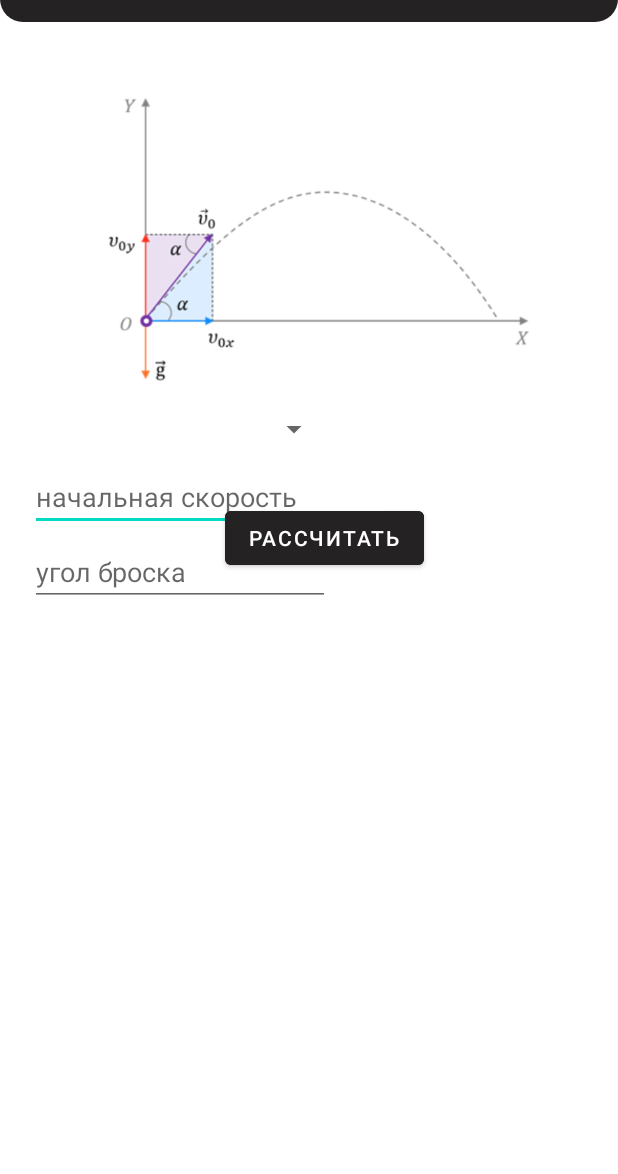
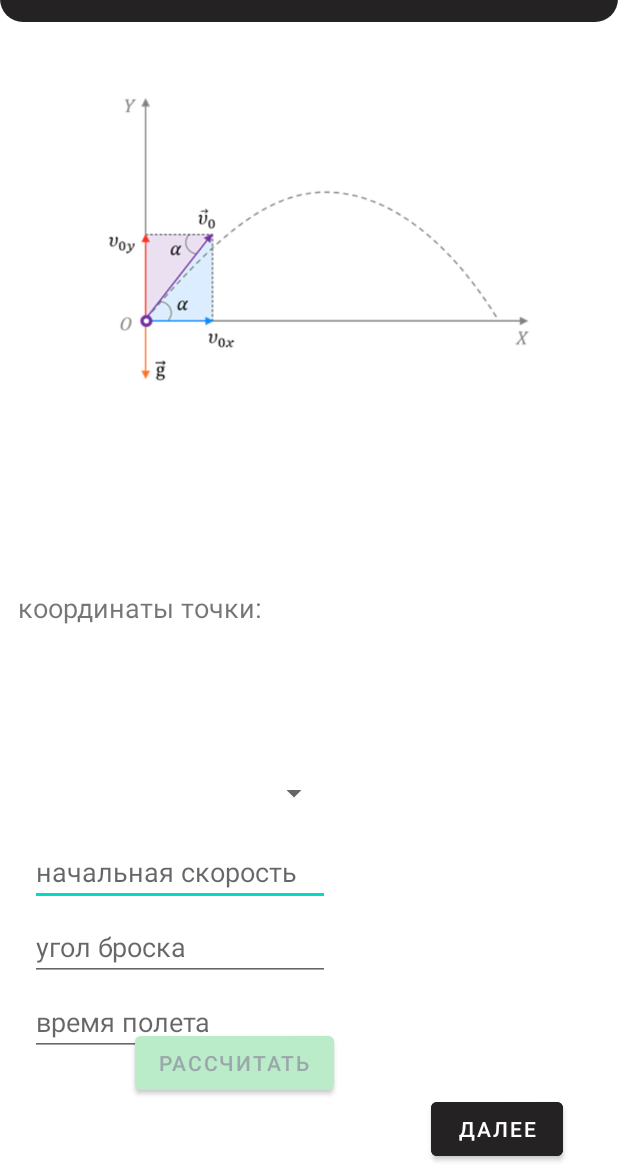
Before and after one commit to drDeepl/institute-mobile-labs, an Android app: the ModelPointActivity screen opened directly, with no data from a screen before it, on a phone screen of 412 x 824 dp, the part 62-1236 px from its top. Run offline under Robolectric (Android 15) with nearby library versions, the phone set to English and light mode, and no system bars.

Commit message:
added model motion point

```diff
--- a/app/src/main/java/com/labs/lab3/CarPriceCalcActivity.kt
+++ b/app/src/main/java/com/labs/lab3/CarPriceCalcActivity.kt
@@ -40,6 +40,13 @@ class CarPriceCalcActivity : AppCompatActivity() {
         btnToCalcCurrency.setOnClickListener {
             var intent: Intent = Intent(this, SecondActivity::class.java)
             startActivity(intent)
+        }
+
+        val btnToModelMotionPoint: Button = findViewById(R.id.btn_activity_motion_point)
+        btnToModelMotionPoint.setOnClickListener {
+            var intent: Intent = Intent(this, ModelPointActivity::class.java)
+            startActivity(intent)
+
         }
 
         var nameCar: TextView = findViewById(R.id.nameCar)
--- a/app/src/main/java/com/labs/lab3/ModelPointActivity.kt
+++ b/app/src/main/java/com/labs/lab3/ModelPointActivity.kt
@@ -2,10 +2,32 @@ package com.labs.lab3
 
 import androidx.appcompat.app.AppCompatActivity
 import android.os.Bundle
+import android.widget.Button
+import android.widget.EditText
+import android.widget.TextView
+import com.labs.lab3.services.ModelMotionPoint
 
 class ModelPointActivity : AppCompatActivity() {
     override fun onCreate(savedInstanceState: Bundle?) {
         super.onCreate(savedInstanceState)
         setContentView(R.layout.activity_model_point)
+
+        val btnCalcPointCoord: Button = findViewById(R.id.btn_calc_time_fly)
+        btnCalcPointCoord.setOnClickListener {
+            val inputV0: EditText = findViewById(R.id.inputV0)
+            val inputAlpha: EditText = findViewById(R.id.inputAlpha)
+            val inputFlyTime: EditText = findViewById(R.id.inputFlyTime)
+            val v0: Double = inputV0.text.toString().toDouble()
+            val alpha: Double = inputAlpha.text.toString().toDouble()
+            val t: Int = inputFlyTime.text.toString().toInt()
+            val modelMotionPoint: ModelMotionPoint = ModelMotionPoint(0.0,0.0)
+            val coords: Map<String,Double> = modelMotionPoint.AngleShot(v0,alpha, t)
+            val textResultCoords: TextView = findViewById(R.id.resultCoords)
+            val textResultCoordsTitle: TextView = findViewById(R.id.resultCoordsTitle)
+            textResultCoords.text = "x = " + coords.getValue("x") + "y = " + coords.getValue("y")
+
+
+
+        }
     }
 }
--- a/app/src/main/java/com/labs/lab3/services/ModelMotionPoint.kt
+++ b/app/src/main/java/com/labs/lab3/services/ModelMotionPoint.kt
@@ -9,12 +9,14 @@ class ModelMotionPoint(private var x0: Double, private var y0:Double) {
 
         var newX: Double = x0;
         var newY: Double = y0;
-        for(_t in 0..t){
+        var _t: Int = 0
+        while(newY >= 0.0){
             newX += v0* Math.cos(alphaRadian) *_t
             newY += v0 * Math.sin(alphaRadian) * _t - (g*_t*_t/2)
+            _t += 1
 
         }
-        return  mapOf("x" to newX, "y" to newY)
+        return  mapOf("x" to Math.round(newX*100)/100.0, "y" to Math.round(newY*100)/100.0)
 
     }
 }
--- a/app/src/main/res/layout/activity_model_point.xml
+++ b/app/src/main/res/layout/activity_model_point.xml
@@ -32,7 +32,7 @@
         android:id="@+id/currencySpinner"
         android:layout_width="200dp"
         android:layout_height="40dp"
-        android:layout_marginTop="307dp"
+        android:layout_marginTop="550dp"
         android:layout_marginLeft="20dp"
         app:layout_constraintStart_toStartOf="parent"
         app:layout_constraintTop_toTopOf="parent"/>
@@ -41,7 +41,7 @@
         android:id = "@+id/inputV0"
         android:layout_width="200dp"
         android:layout_height="wrap_content"
-        android:layout_marginTop="350dp"
+        android:layout_marginTop="600dp"
         android:layout_marginLeft="20dp"
         android:hint="начальная скорость"
         app:layout_constraintStart_toStartOf="parent"
@@ -52,20 +52,71 @@
         android:id = "@+id/inputAlpha"
         android:layout_width="200dp"
         android:layout_height="wrap_content"
-        android:layout_marginTop="400dp"
+        android:layout_marginTop="650dp"
         android:layout_marginLeft="20dp"
         android:hint="угол броска"
         app:layout_constraintStart_toStartOf="parent"
         app:layout_constraintTop_toTopOf="parent"
         />
 
+    <EditText
+        android:id = "@+id/inputFlyTime"
+        android:layout_width="200dp"
+        android:layout_height="wrap_content"
+        android:layout_marginTop="700dp"
+        android:layout_marginLeft="20dp"
+        android:hint="время полета"
+        app:layout_constraintStart_toStartOf="parent"
+        app:layout_constraintTop_toTopOf="parent"
+        />
+
+    <TextView
+        android:id="@+id/resultCoordsTitle"
+        android:layout_width="200dp"
+        android:layout_height="40dp"
+        android:layout_marginBottom="350dp"
+        android:layout_marginRight="200dp"
+        android:text="координаты точки:"
+        app:layout_constraintBottom_toBottomOf="parent"
+        app:layout_constraintEnd_toEndOf="parent"
+        style="@style/SecondaryTextStyle"/>
+    <TextView
+        android:id="@+id/resultCoords"
+        android:layout_width="200dp"
+        android:layout_height="50dp"
+        android:layout_marginBottom="350dp"
+        android:layout_marginRight="20dp"
+        android:textAlignment="center"
+        app:layout_constraintBottom_toBottomOf="parent"
+        app:layout_constraintEnd_toEndOf="parent"
+        style="@style/SecondaryTextStyle"/>
+
+
+
+
+
+
+
     <Button
         android:id="@+id/btn_calc_time_fly"
         android:layout_width="wrap_content"
         android:layout_height="wrap_content"
-        android:layout_marginBottom="400dp"
-        android:layout_marginLeft="20dp"
+        android:layout_marginBottom="50dp"
+        android:layout_marginRight="100dp"
         android:text="рассчитать"
+        style="@style/ActionButton"
+        app:layout_constraintBottom_toBottomOf="parent"
+        app:layout_constraintEnd_toEndOf="parent"
+        app:layout_constraintHorizontal_bias="0.5"
+        app:layout_constraintStart_toStartOf="parent" />
+
+    <Button
+        android:id="@+id/btn_calc_"
+        android:layout_width="wrap_content"
+        android:layout_height="wrap_content"
+        android:layout_marginBottom="6dp"
+        android:layout_marginLeft="250dp"
+        android:text="далее"
         style="@style/PrimaryButton"
         app:layout_constraintBottom_toBottomOf="parent"
         app:layout_constraintEnd_toEndOf="parent"
--- a/app/src/main/res/values/colors.xml
+++ b/app/src/main/res/values/colors.xml
@@ -1,6 +1,8 @@
 <?xml version="1.0" encoding="utf-8"?>
 <resources>
     <color name="primary">#FF242223</color>
+    <color name="actionPrimary">#FFBBECCA</color>
+    <color name="secondary">#FF9BA8AB</color>
     <color name="purple_200">#FFBB86FC</color>
     <color name="purple_500">#FF6200EE</color>
     <color name="purple_700">#FF3700B3</color>
--- a/app/src/main/res/values/styles.xml
+++ b/app/src/main/res/values/styles.xml
@@ -20,4 +20,11 @@
     <style name="PrimaryButton">
         <item name="android:backgroundTint">@color/primary</item>
     </style>
+
+    <style name="ActionButton">
+        <item name="android:backgroundTint">@color/actionPrimary</item>
+        <item name="android:textColor">@color/secondary</item>
+    </style>
+
+
 </resources>
```
